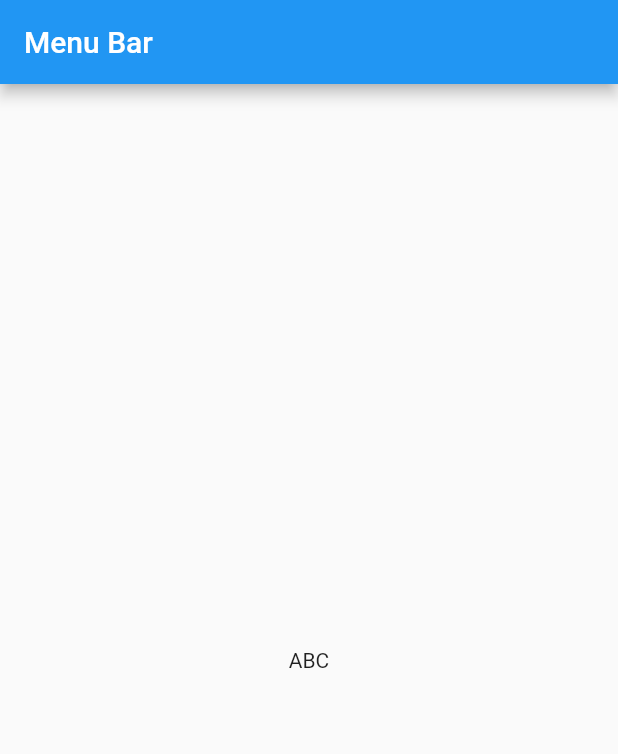
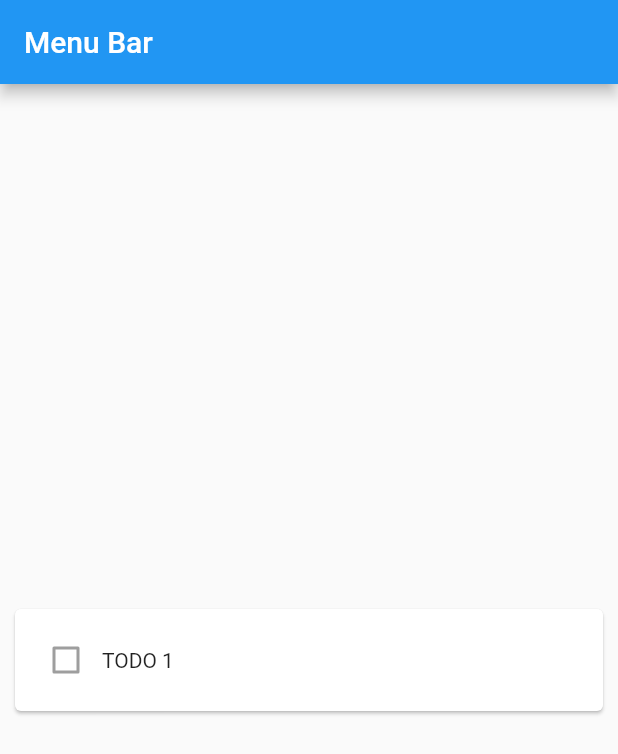
Before and after one commit to tigued/flutter_sample, a Flutter app: the screen it shows after launch, on a phone screen of 412 x 824 dp. Shown: the top 754 px of the screen. Run offline on Flutter 3.47's test engine with Material 2 defaults, Android fonts, the phone set to English and light mode, and no system bars.

Commit message:
カード+チェックボックス+ラベル

```diff
--- a/lib/main.dart
+++ b/lib/main.dart
@@ -30,8 +30,19 @@ class MyHomePage extends StatelessWidget {
           title: Text("Menu Bar"),
         ),
         body: Center(
-          child: Text("ABC"),
-        )
+            child: Card(
+                margin: EdgeInsets.all(10),
+                child: Container(  //<-- 追加箇所
+                    padding: EdgeInsets.all(10), //<-- 追加箇所
+                    child:Row(
+                        children: [
+                        Checkbox(onChanged: null, value: false),
+                        Text("TODO 1"),
+                        ],
+                    ),
+                ),
+            ),
+        ),
     );
   }
 }
```
